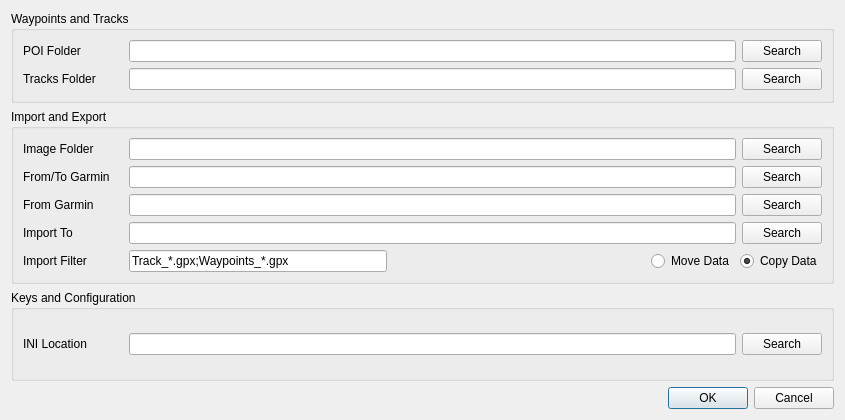
Qt form src/configuration.ui (trumpton/POI) before a commit.
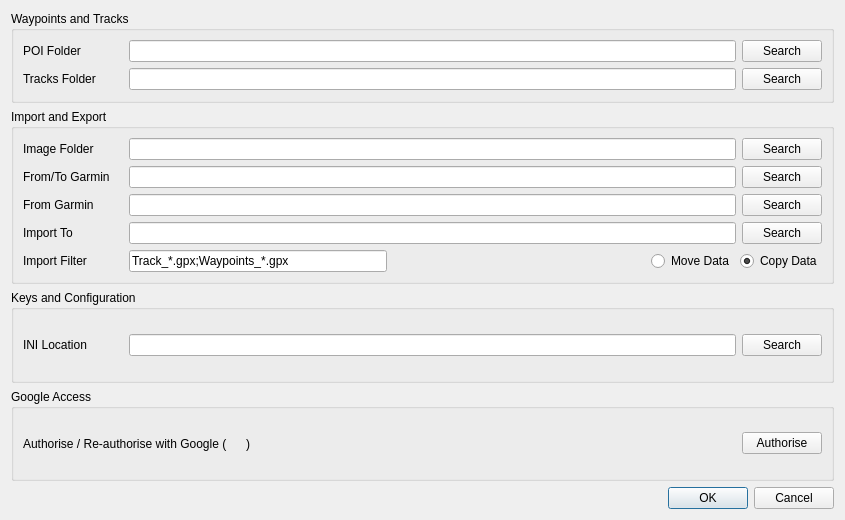
The same form after that commit. Icons and pictures are not drawn.

Commit message: Added google access oath2 support

Patch:
```diff
--- a/src/configuration.ui
+++ b/src/configuration.ui
@@ -7,7 +7,7 @@
     <x>0</x>
     <y>0</y>
     <width>845</width>
-    <height>420</height>
+    <height>520</height>
    </rect>
   </property>
   <property name="sizePolicy">
@@ -19,13 +19,13 @@
   <property name="minimumSize">
    <size>
     <width>0</width>
-    <height>420</height>
+    <height>520</height>
    </size>
   </property>
   <property name="maximumSize">
    <size>
     <width>16777215</width>
-    <height>420</height>
+    <height>520</height>
    </size>
   </property>
   <property name="windowTitle">
@@ -375,6 +375,62 @@
      </layout>
     </widget>
    </item>
+   <item>
+    <widget class="QGroupBox" name="groupBox_4">
+     <property name="title">
+      <string>Google Access</string>
+     </property>
+     <layout class="QHBoxLayout" name="horizontalLayout_10">
+      <item>
+       <widget class="QLabel" name="label_9">
+        <property name="text">
+         <string>Authorise / Re-authorise with Google (</string>
+        </property>
+       </widget>
+      </item>
+      <item>
+       <widget class="QLabel" name="label_google_account">
+        <property name="minimumSize">
+         <size>
+          <width>5</width>
+          <height>0</height>
+         </size>
+        </property>
+        <property name="text">
+         <string/>
+        </property>
+       </widget>
+      </item>
+      <item>
+       <widget class="QLabel" name="label_11">
+        <property name="text">
+         <string>)</string>
+        </property>
+       </widget>
+      </item>
+      <item>
+       <spacer name="horizontalSpacer_2">
+        <property name="orientation">
+         <enum>Qt::Horizontal</enum>
+        </property>
+        <property name="sizeHint" stdset="0">
+         <size>
+          <width>40</width>
+          <height>20</height>
+         </size>
+        </property>
+       </spacer>
+      </item>
+      <item>
+       <widget class="QPushButton" name="pushButton_googleAuthorise">
+        <property name="text">
+         <string>Authorise</string>
+        </property>
+       </widget>
+      </item>
+     </layout>
+    </widget>
+   </item>
    <item>
     <widget class="QDialogButtonBox" name="buttonBox">
      <property name="orientation">
```
The commit also changes 10 other files.
